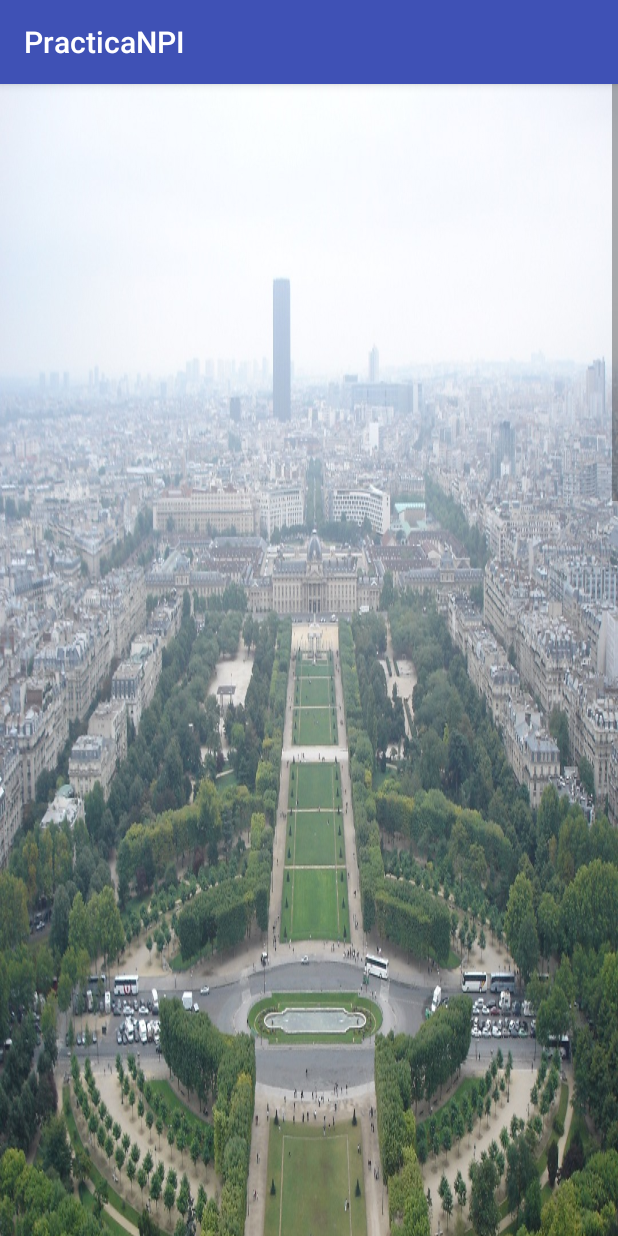
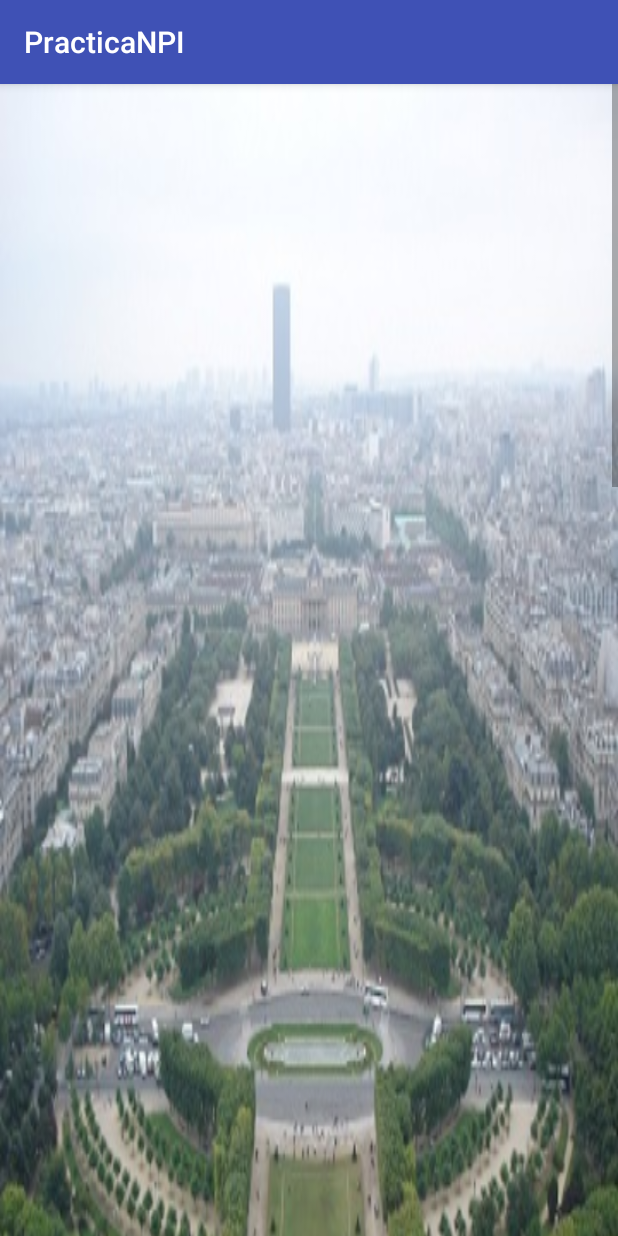
Before and after one commit to Alxe/ProyectoNPI_17-18, an Android app: the AccelerometerActivity screen opened directly, with no data from a screen before it, on a phone screen of 412 x 824 dp. Run offline under Robolectric (Android 15) with nearby library versions, the phone set to English and light mode, and no system bars.

Commit message:
Cambiado tamaño de bigImage

```diff
--- a/app/src/main/res/layout/activity_gyroscope.xml
+++ b/app/src/main/res/layout/activity_gyroscope.xml
@@ -15,14 +15,14 @@
         tools:layout_editor_absoluteY="0dp">
 
         <LinearLayout
-            android:layout_width="wrap_content"
+            android:layout_width="match_parent"
             android:layout_height="wrap_content"
             android:orientation="vertical">
 
             <ImageView
                 android:id="@+id/bigImage"
-                android:layout_width="wrap_content"
-                android:layout_height="wrap_content"
+                android:layout_width="match_parent"
+                android:layout_height="2196dp"
                 android:adjustViewBounds="false"
                 android:background="@drawable/big"
                 android:cropToPadding="false" />
```
Also changed, not shown: app/src/main/res/drawable/big.jpg.
